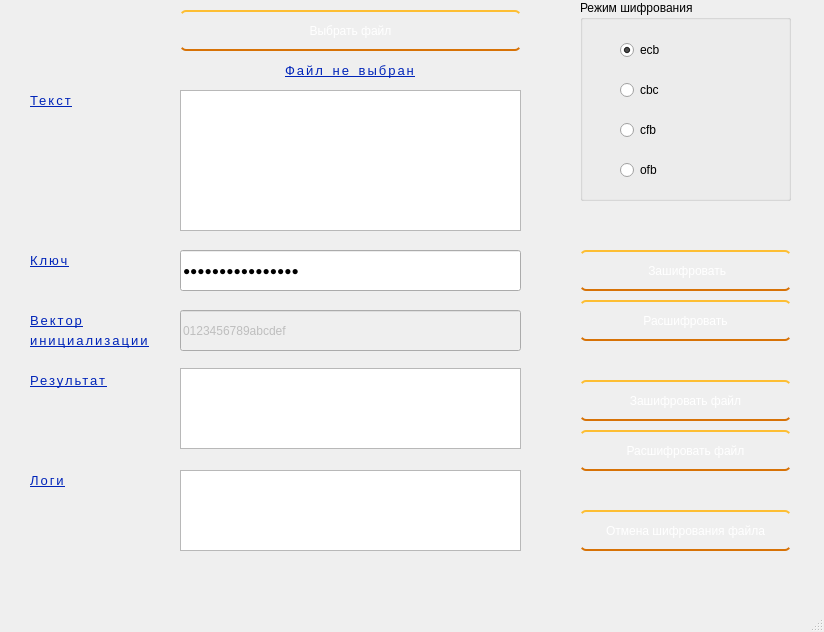
First picture: the form in ui/camellia.ui, repository elizarpif/camellia-ui, before the edit.
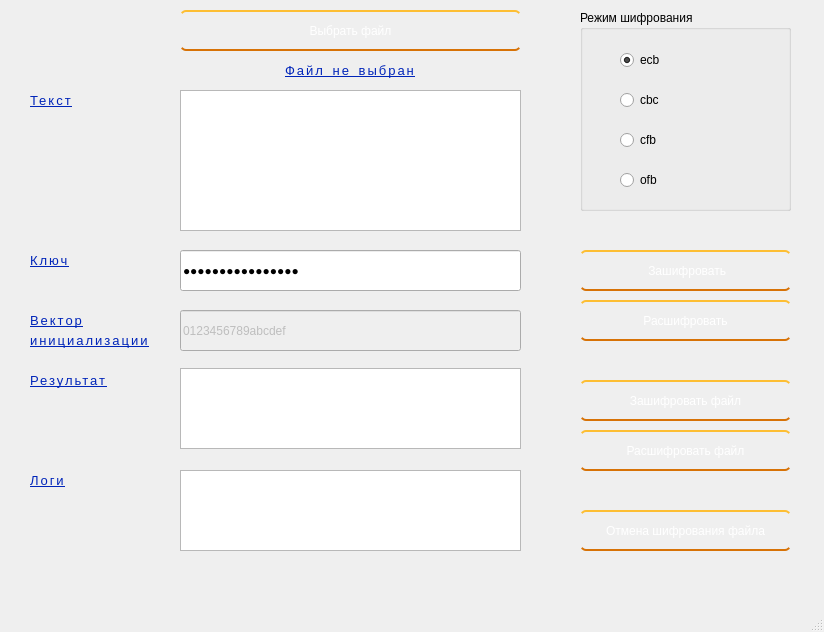
Second picture: the form after the edit.

The edit to the form file:
```diff
--- a/ui/camellia.ui
+++ b/ui/camellia.ui
@@ -112,7 +112,7 @@
     <property name="geometry">
      <rect>
       <x>580</x>
-      <y>0</y>
+      <y>10</y>
       <width>211</width>
       <height>201</height>
      </rect>
```
Left out of the diff: 58 changed lines with no effect on the pictures.
